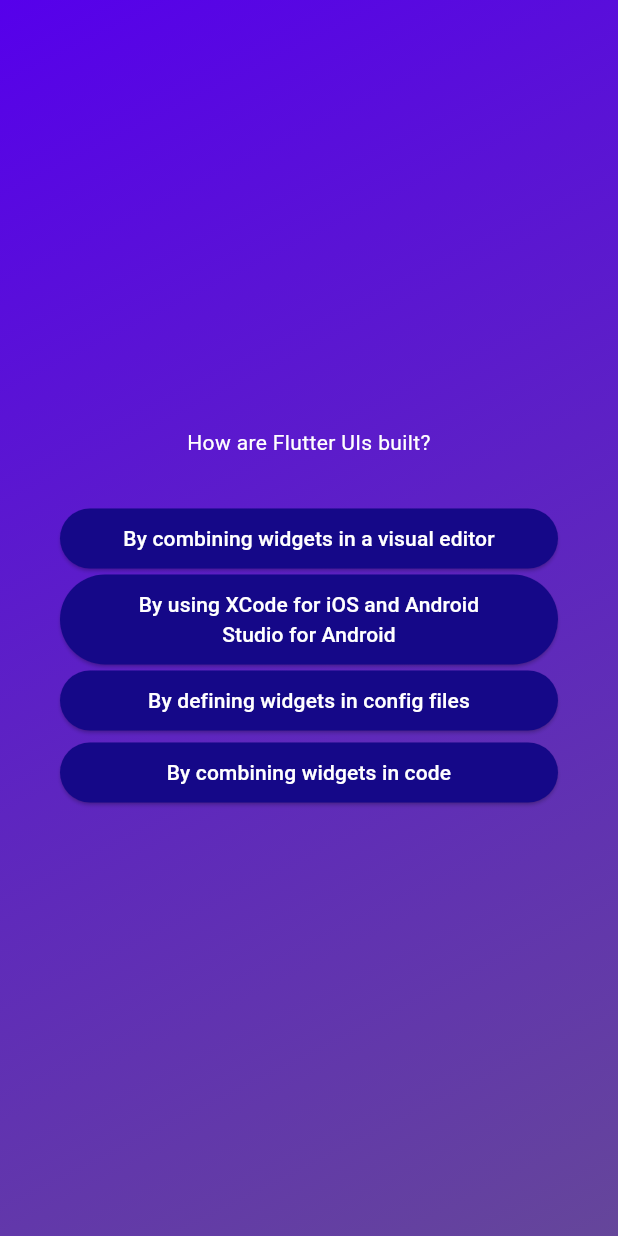
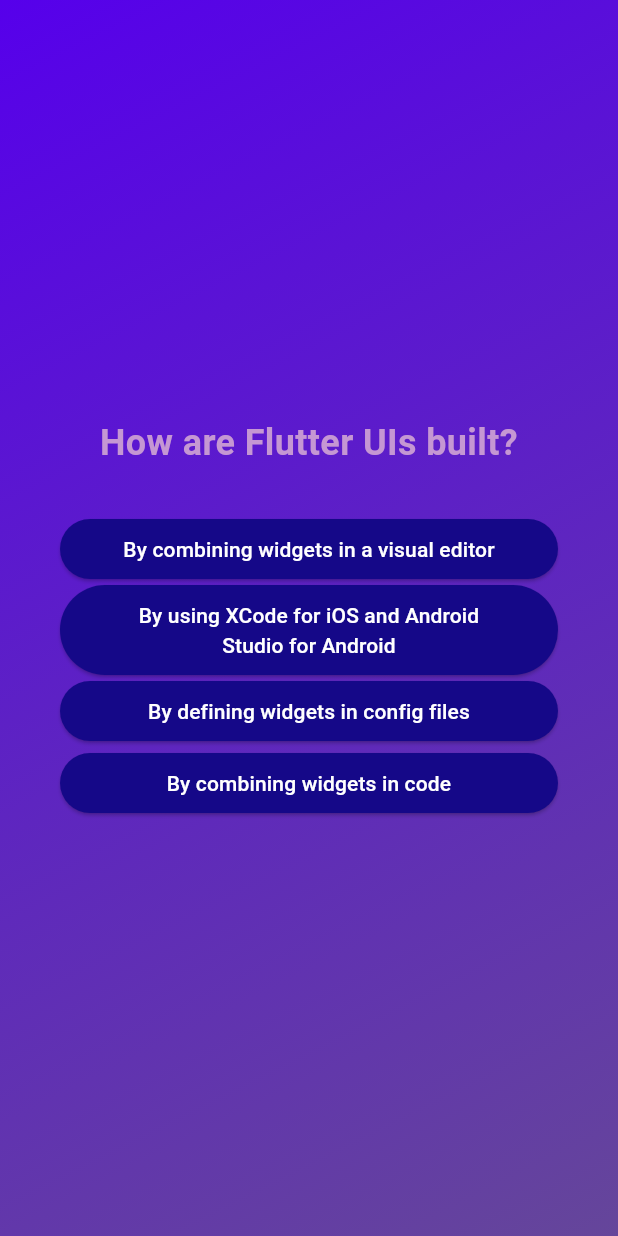
Before and after one commit to kanakonagiri/quiz_app, a Flutter app: the screen it shows after launch, after a tap on "Start Quiz", after a tap on "Components", on a phone screen of 412 x 824 dp. Run offline on Flutter 3.47's test engine with Material 3 defaults, Android fonts, the phone set to English and light mode, and no system bars; our stand-ins replace google_fonts.

Commit message:
font変更/画面遷移

```diff
--- a/lib/questions_screen.dart
+++ b/lib/questions_screen.dart
@@ -1,9 +1,14 @@
 import 'package:flutter/material.dart';
+import 'package:google_fonts/google_fonts.dart';
+
 import 'package:quiz_app/answer_button.dart';
 import 'package:quiz_app/data/questions.dart';
 
 class QuestionsScreen extends StatefulWidget {
-  const QuestionsScreen({super.key});
+  const QuestionsScreen({super.key, required this.onSelectAnswer});
+
+  final void Function(String answer) onSelectAnswer;
+
   @override
   State<QuestionsScreen> createState() {
     return _QuestionsScreenState();
@@ -13,7 +18,8 @@ class QuestionsScreen extends StatefulWidget {
 class _QuestionsScreenState extends State<QuestionsScreen> {
   var currentQuestionIndex = 0;
 
-  void answerQuestion() {
+  void answerQuestion(String answer) {
+    widget.onSelectAnswer(answer);
     setState(() {
       currentQuestionIndex++;
     });
@@ -32,13 +38,18 @@ class _QuestionsScreenState extends State<QuestionsScreen> {
           crossAxisAlignment: CrossAxisAlignment.stretch,
           children: [
             Text(currentQuestion.text,
-                style: const TextStyle(color: Colors.white),
+                style: GoogleFonts.roboto(
+                    color: Color.fromRGBO(197, 151, 211, 1),
+                    fontSize: 24,
+                    fontWeight: FontWeight.bold),
                 textAlign: TextAlign.center),
             const SizedBox(height: 30),
             ...currentQuestion.getShuffledAnswers().map((answer) {
               return AnswerButton(
                 answerText: answer,
-                onTap: answerQuestion,
+                onTap: () {
+                  answerQuestion(answer);
+                },
               );
             }),
           ],
--- a/lib/quiz.dart
+++ b/lib/quiz.dart
@@ -1,6 +1,7 @@
 import 'package:flutter/material.dart';
 import 'package:quiz_app/start_screen.dart';
 import 'package:quiz_app/questions_screen.dart';
+import 'package:quiz_app/data/questions.dart';
 
 class Quiz extends StatefulWidget {
   const Quiz({super.key});
@@ -11,6 +12,7 @@ class Quiz extends StatefulWidget {
 }
 
 class _QuizState extends State<Quiz> {
+  List<String> selectedAnswer = [];
   var activeScreen = "start-screen";
 
   void changeScreen() {
@@ -19,11 +21,22 @@ class _QuizState extends State<Quiz> {
     });
   }
 
+  void chooseAnswer(String answer) {
+    selectedAnswer.add(answer);
+
+    if (selectedAnswer.length == questions.length) {
+      setState(() {
+        activeScreen = "start-screen";
+        selectedAnswer.clear();
+      });
+    }
+  }
+
   @override
   Widget build(context) {
     Widget screenWidget = StartScreen(changeScreen);
     if (activeScreen == "questions-screen") {
-      screenWidget = const QuestionsScreen();
+      screenWidget = QuestionsScreen(onSelectAnswer: chooseAnswer);
     }
 
     return MaterialApp(
--- a/lib/start_screen.dart
+++ b/lib/start_screen.dart
@@ -1,4 +1,5 @@
 import 'package:flutter/material.dart';
+import 'package:google_fonts/google_fonts.dart';
 
 class StartScreen extends StatelessWidget {
   const StartScreen(this.startQuiz, {super.key});
@@ -17,9 +18,13 @@ class StartScreen extends StatelessWidget {
             color: const Color.fromARGB(150, 255, 255, 255),
           ),
           const SizedBox(height: 80),
-          const Text(
+          Text(
             'Lean Flutter the Fun Way!',
-            style: TextStyle(color: Colors.white, fontSize: 24),
+            style: GoogleFonts.roboto(
+              color: const Color.fromARGB(255, 198, 131, 199),
+              fontSize: 24,
+              fontWeight: FontWeight.bold,
+            ),
           ),
           const SizedBox(height: 30),
           OutlinedButton.icon(
--- a/pubspec.yaml
+++ b/pubspec.yaml
@@ -34,6 +34,7 @@ dependencies:
     # The following adds the Cupertino Icons font to your application.
     # Use with the CupertinoIcons class for iOS style icons.
     cupertino_icons: ^1.0.6
+    google_fonts: ^6.2.1
 
 dev_dependencies:
     flutter_test:
```
Also changed, not shown: pubspec.lock, 10 other files.
